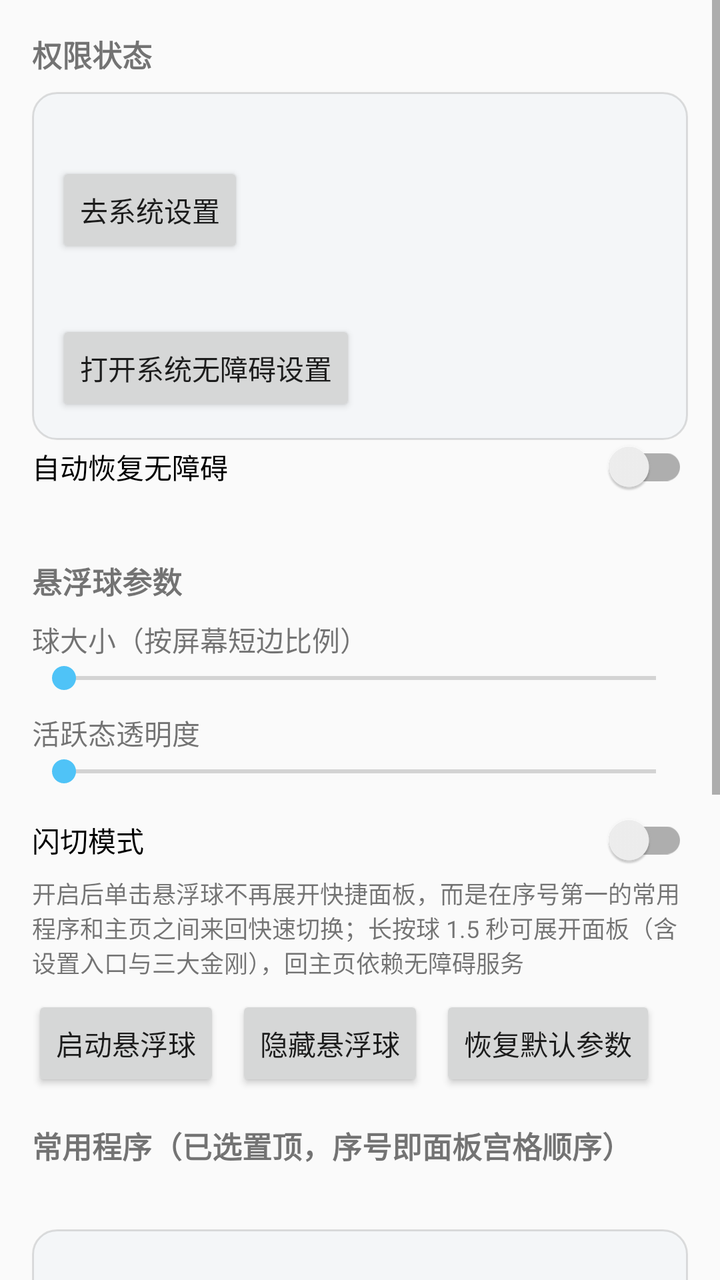
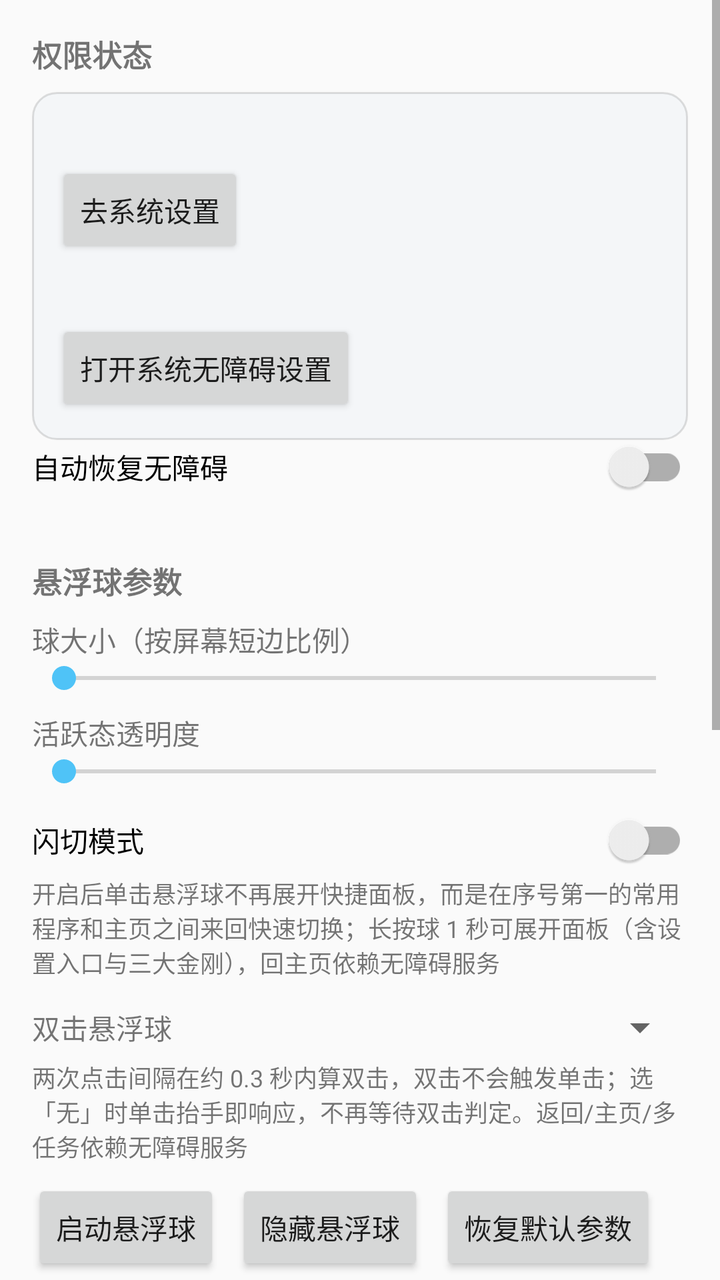

An Android layout rendered at two revisions. The XML below is the earlier revision; the diff shows what the commit changed to produce the second picture.
<!-- AndroidManifest.xml: application theme Theme.MiniTouch -->
<!-- res/layout/activity_settings.xml -->
<?xml version="1.0" encoding="utf-8"?>
<ScrollView xmlns:android="http://schemas.android.com/apk/res/android"
    android:layout_width="match_parent"
    android:layout_height="match_parent"
    android:fillViewport="true">

    <LinearLayout
        android:layout_width="match_parent"
        android:layout_height="wrap_content"
        android:orientation="vertical"
        android:padding="16dp">

        
        <TextView
            android:layout_width="wrap_content"
            android:layout_height="wrap_content"
            android:text="@string/settings_section_perms"
            android:textSize="@dimen/settings_section_text"
            android:textStyle="bold" />

        <LinearLayout
            android:layout_width="match_parent"
            android:layout_height="wrap_content"
            android:layout_marginTop="8dp"
            android:background="@drawable/bg_card"
            android:orientation="vertical"
            android:padding="12dp">

            <TextView
                android:id="@+id/tv_overlay_status"
                android:layout_width="match_parent"
                android:layout_height="wrap_content" />

            <Button
                android:id="@+id/btn_overlay_go"
                android:layout_width="wrap_content"
                android:layout_height="wrap_content"
                android:layout_marginTop="4dp"
                android:text="@string/btn_go_permission" />

            <TextView
                android:id="@+id/tv_a11y_status"
                android:layout_width="match_parent"
                android:layout_height="wrap_content"
                android:layout_marginTop="8dp" />

            <Button
                android:id="@+id/btn_a11y_go"
                android:layout_width="wrap_content"
                android:layout_height="wrap_content"
                android:layout_marginTop="4dp"
                android:text="@string/btn_open_a11y" />
        </LinearLayout>

        <androidx.appcompat.widget.SwitchCompat
            android:id="@+id/sw_a11y_recovery"
            android:layout_width="match_parent"
            android:layout_height="wrap_content"
            android:text="@string/settings_a11y_recovery" />
        <TextView
            android:id="@+id/tv_a11y_recovery"
            android:layout_width="match_parent"
            android:layout_height="wrap_content"
            android:textSize="12sp" />

        
        <TextView
            android:layout_width="wrap_content"
            android:layout_height="wrap_content"
            android:layout_marginTop="16dp"
            android:text="@string/settings_section_ball"
            android:textSize="@dimen/settings_section_text"
            android:textStyle="bold" />

        <TextView
            android:layout_width="match_parent"
            android:layout_height="wrap_content"
            android:layout_marginTop="8dp"
            android:text="@string/settings_ball_size" />

        <SeekBar
            android:id="@+id/sb_ball_size"
            android:layout_width="match_parent"
            android:layout_height="wrap_content"
            android:max="100" />

        <TextView
            android:layout_width="match_parent"
            android:layout_height="wrap_content"
            android:layout_marginTop="8dp"
            android:text="@string/settings_ball_alpha" />

        <SeekBar
            android:id="@+id/sb_ball_alpha"
            android:layout_width="match_parent"
            android:layout_height="wrap_content"
            android:max="100" />

        
        <androidx.appcompat.widget.SwitchCompat
            android:id="@+id/sw_quick_switch"
            android:layout_width="match_parent"
            android:layout_height="wrap_content"
            android:layout_marginTop="12dp"
            android:text="@string/settings_quick_switch" />

        <TextView
            android:layout_width="match_parent"
            android:layout_height="wrap_content"
            android:layout_marginTop="4dp"
            android:text="@string/settings_quick_switch_desc"
            android:textSize="12sp" />

        
        <LinearLayout
            android:layout_width="match_parent"
            android:layout_height="wrap_content"
            android:layout_marginTop="8dp"
            android:orientation="horizontal">

            <Button
                android:id="@+id/btn_start_ball"
                android:layout_width="wrap_content"
                android:layout_height="wrap_content"
                android:text="@string/btn_start_ball" />

            
            <Button
                android:id="@+id/btn_hide_ball"
                android:layout_width="wrap_content"
                android:layout_height="wrap_content"
                android:layout_marginStart="8dp"
                android:text="@string/btn_hide_ball" />

            <Button
                android:id="@+id/btn_reset_ball_params"
                android:layout_width="wrap_content"
                android:layout_height="wrap_content"
                android:layout_marginStart="8dp"
                android:text="@string/btn_reset_ball_params" />
        </LinearLayout>

        

        
        <TextView
            android:layout_width="wrap_content"
            android:layout_height="wrap_content"
            android:layout_marginTop="16dp"
            android:text="@string/settings_section_apps"
            android:textSize="@dimen/settings_section_text"
            android:textStyle="bold" />

        <TextView
            android:id="@+id/tv_favorite_count"
            android:layout_width="match_parent"
            android:layout_height="wrap_content"
            android:layout_marginTop="4dp" />

        
        <androidx.recyclerview.widget.RecyclerView
            android:id="@+id/rv_installed_apps"
            android:layout_width="match_parent"
            android:layout_height="400dp"
            android:layout_marginTop="8dp"
            android:background="@drawable/bg_card" />
    </LinearLayout>
</ScrollView>
<!-- resources referenced by this layout -->
<resources>
  <dimen name="settings_section_text">15sp</dimen>
  <!-- drawable bg_card (drawable) -->
  <?xml version="1.0" encoding="utf-8"?>
  <shape xmlns:android="http://schemas.android.com/apk/res/android"
      android:shape="rectangle">
      <solid android:color="@color/card_bg" />
      <corners android:radius="12dp" />
      <stroke
          android:width="1dp"
          android:color="#1F000000" />
  </shape>
  <string name="btn_go_permission">去系统设置</string>
  <string name="btn_hide_ball">隐藏悬浮球</string>
  <string name="btn_open_a11y">打开系统无障碍设置</string>
  <string name="btn_reset_ball_params">恢复默认参数</string>
  <string name="btn_start_ball">启动悬浮球</string>
  <string name="settings_a11y_recovery">自动恢复无障碍</string>
  <string name="settings_ball_alpha">活跃态透明度</string>
  <string name="settings_ball_size">球大小（按屏幕短边比例）</string>
  <string name="settings_quick_switch">闪切模式</string>
  <string name="settings_quick_switch_desc">开启后单击悬浮球不再展开快捷面板，而是在序号第一的常用程序和主页之间来回快速切换；长按球 1.5 秒可展开面板（含设置入口与三大金刚），回主页依赖无障碍服务</string>
  <string name="settings_section_apps">常用程序（已选置顶，序号即面板宫格顺序）</string>
  <string name="settings_section_ball">悬浮球参数</string>
  <string name="settings_section_perms">权限状态</string>
  <style name="Theme.MiniTouch" parent="Theme.AppCompat.Light.DarkActionBar">
          <item name="colorAccent">@color/accent</item>
      </style>
  <color name="card_bg">#F4F6F8</color>
  <color name="accent">#FF4FC3F7</color>
</resources>

<!-- the commit's change to res/layout/activity_settings.xml (unified diff, before → after) -->
@@ -115,6 +115,33 @@
         <LinearLayout
             android:layout_width="match_parent"
             android:layout_height="wrap_content"
+            android:layout_marginTop="12dp"
+            android:gravity="center_vertical"
+            android:orientation="horizontal">
+
+            <TextView
+                android:layout_width="0dp"
+                android:layout_height="wrap_content"
+                android:layout_weight="1"
+                android:text="@string/settings_double_tap" />
+
+            <Spinner
+                android:id="@+id/sp_double_tap_action"
+                android:layout_width="wrap_content"
+                android:layout_height="wrap_content" />
+        </LinearLayout>
+
+        <TextView
+            android:layout_width="match_parent"
+            android:layout_height="wrap_content"
+            android:layout_marginTop="4dp"
+            android:text="@string/settings_double_tap_desc"
+            android:textSize="12sp" />
+
+        
+        <LinearLayout
+            android:layout_width="match_parent"
+            android:layout_height="wrap_content"
             android:layout_marginTop="8dp"
             android:orientation="horizontal">
 
<!-- resource entries referenced after the edit -->
@@ -19,8 +19,10 @@
   <string name="settings_a11y_recovery">自动恢复无障碍</string>
   <string name="settings_ball_alpha">活跃态透明度</string>
   <string name="settings_ball_size">球大小（按屏幕短边比例）</string>
+  <string name="settings_double_tap">双击悬浮球</string>
+  <string name="settings_double_tap_desc">两次点击间隔在约 0.3 秒内算双击，双击不会触发单击；选「无」时单击抬手即响应，不再等待双击判定。返回/主页/多任务依赖无障碍服务</string>
   <string name="settings_quick_switch">闪切模式</string>
-  <string name="settings_quick_switch_desc">开启后单击悬浮球不再展开快捷面板，而是在序号第一的常用程序和主页之间来回快速切换；长按球 1.5 秒可展开面板（含设置入口与三大金刚），回主页依赖无障碍服务</string>
+  <string name="settings_quick_switch_desc">开启后单击悬浮球不再展开快捷面板，而是在序号第一的常用程序和主页之间来回快速切换；长按球 1 秒可展开面板（含设置入口与三大金刚），回主页依赖无障碍服务</string>
   <string name="settings_section_apps">常用程序（已选置顶，序号即面板宫格顺序）</string>
   <string name="settings_section_ball">悬浮球参数</string>
   <string name="settings_section_perms">权限状态</string>
